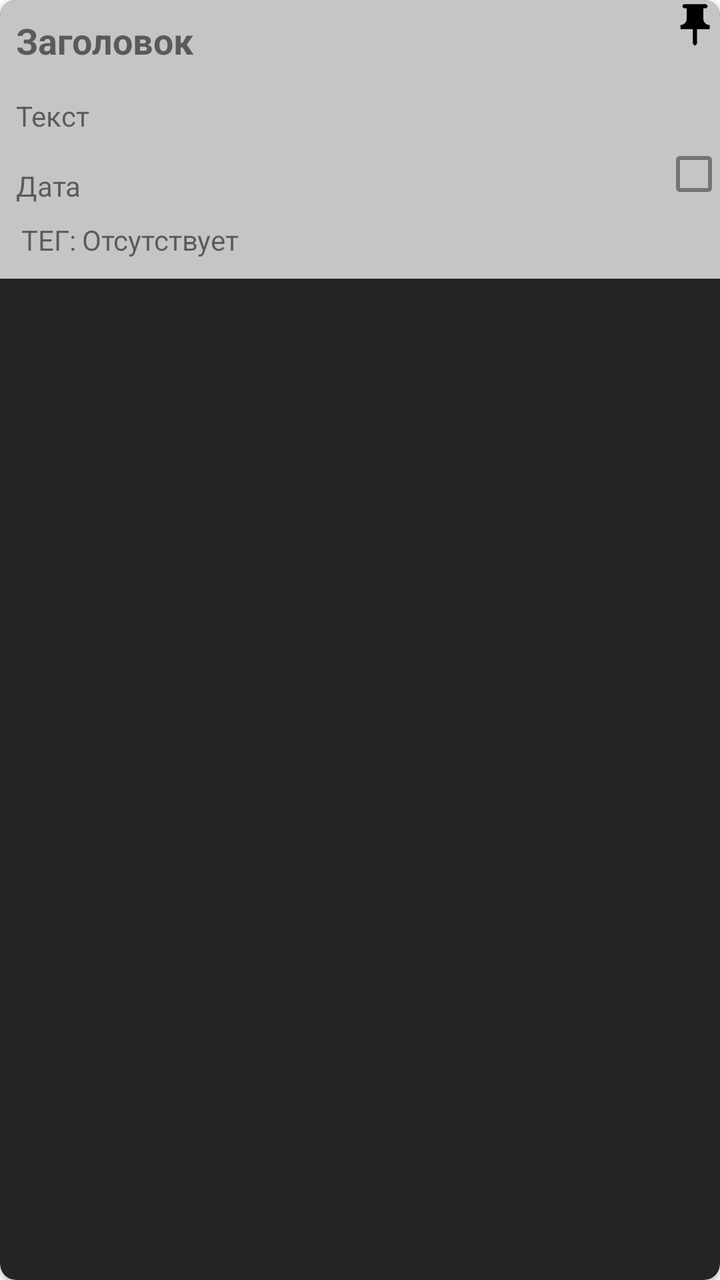
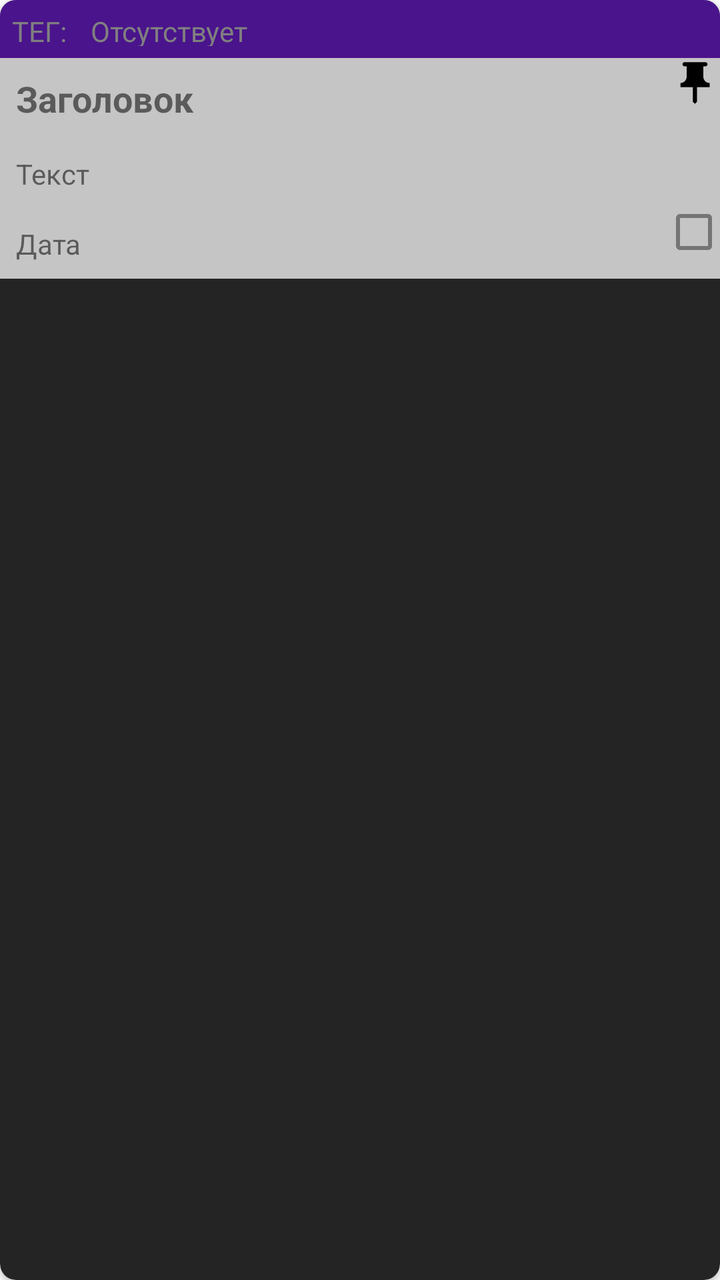

Compare the two renders of this Android layout. The source of the first and the diff that turns it into the second are given below.
<!-- AndroidManifest.xml: application theme Theme.NOTE_PROJECT -->
<!-- res/layout/notes_list.xml -->
<?xml version="1.0" encoding="utf-8"?>
<androidx.cardview.widget.CardView xmlns:android="http://schemas.android.com/apk/res/android"
    xmlns:app="http://schemas.android.com/apk/res-auto"
    xmlns:tools="http://schemas.android.com/tools"
    android:id="@+id/notes_container"
    android:layout_width="match_parent"
    android:layout_height="wrap_content"
    android:layout_margin="8dp"
    android:elevation="8dp"
    android:outlineAmbientShadowColor="@color/black"
    app:cardBackgroundColor="#252424"
    app:cardCornerRadius="8dp">


    <LinearLayout
        android:layout_width="match_parent"
        android:layout_height="wrap_content"

        android:background="#C5C5C5"
        android:orientation="vertical">

        <RelativeLayout
            android:layout_width="match_parent"
            android:layout_height="wrap_content">

            <TextView
                android:id="@+id/textView_title"
                android:layout_width="match_parent"
                android:layout_height="wrap_content"
                android:layout_alignParentStart="true"
                android:ellipsize="marquee"
                android:marqueeRepeatLimit="marquee_forever"
                android:padding="8dp"
                android:scrollHorizontally="true"
                android:singleLine="true"
                android:text="Заголовок"
                android:textSize="18sp"
                android:textStyle="bold" />

            <ImageView
                android:id="@+id/imageView_pin"
                android:layout_width="25dp"
                android:layout_height="25dp"
                android:layout_alignParentEnd="true"
                android:src="@drawable/baseline_push_pin_24"
                android:visibility="visible" />

        </RelativeLayout>

        <TextView
            android:id="@+id/textView_notes"
            android:layout_width="match_parent"
            android:layout_height="wrap_content"
            android:maxLines="10"
            android:padding="8dp"
            android:text="Текст"
            android:textSize="14sp"
            android:textStyle="normal">

        </TextView>

        <RelativeLayout
            android:layout_width="match_parent"
            android:layout_height="match_parent">

            <TextView
                android:id="@+id/textView_date"
                android:layout_width="match_parent"
                android:layout_height="wrap_content"
                android:ellipsize="marquee"
                android:marqueeRepeatLimit="marquee_forever"
                android:maxLines="10"
                android:padding="8dp"
                android:scrollHorizontally="true"
                android:singleLine="true"
                android:text="Дата"
                android:textSize="14sp"
                android:textStyle="normal"/>

            <CheckBox
                android:id="@+id/check_Box"
                android:layout_width="24dp"
                android:layout_height="23dp"
                android:layout_alignParentEnd="true"
                android:layout_marginEnd="1dp"
                android:visibility="visible" />

        </RelativeLayout>

        <RelativeLayout
            android:layout_width="match_parent"
            android:layout_height="29dp">

            <TextView
                android:id="@+id/textView3"
                android:layout_width="38dp"
                android:layout_height="match_parent"
                android:gravity="end"
                android:text="ТЕГ:" />

            <TextView
                android:id="@+id/TAG_TEXT"
                android:layout_width="321dp"
                android:layout_height="match_parent"
                android:layout_marginStart="3dp"
                android:layout_toEndOf="@+id/textView3"
                android:text="Отсутствует" />
        </RelativeLayout>


    </LinearLayout>


</androidx.cardview.widget.CardView>
<!-- resources referenced by this layout -->
<resources>
  <color name="black">#FF000000</color>
  <!-- drawable baseline_push_pin_24 (drawable) -->
  <vector android:height="24dp" android:tint="#000000"
      android:viewportHeight="24" android:viewportWidth="24"
      android:width="24dp" xmlns:android="http://schemas.android.com/apk/res/android">
      <path android:fillColor="@android:color/white"
          android:fillType="evenOdd" android:pathData="M16,9V4l1,0c0.55,0 1,-0.45 1,-1v0c0,-0.55 -0.45,-1 -1,-1H7C6.45,2 6,2.45 6,3v0c0,0.55 0.45,1 1,1l1,0v5c0,1.66 -1.34,3 -3,3h0v2h5.97v7l1,1l1,-1v-7H19v-2h0C17.34,12 16,10.66 16,9z"/>
  </vector>
  <style name="Theme.NOTE_PROJECT" parent="Base.Theme.NOTE_PROJECT" />
  <style name="Base.Theme.NOTE_PROJECT" parent="Theme.MaterialComponents.DayNight.NoActionBar">
          <item name="colorPrimary">@color/color1</item>
          <item name="colorPrimaryVariant">@color/color1</item>
          <item name="colorOnPrimary">@color/white</item>ы
          <item name="colorSecondary">@color/color5</item>
          <item name="colorSecondaryVariant">@color/color5</item>
          <item name="colorOnSecondary">@color/black</item>
          <item name="android:statusBarColor" tools:targetapi="l">@color/design_default_color_primary_variant</item>
      </style>
  <color name="color1">#4A148C</color>
  <color name="white">#FFFFFF</color>
  <color name="color5">#808080</color>
</resources>

<!-- the commit's change to res/layout/notes_list.xml (unified diff, before → after) -->
@@ -18,6 +18,32 @@
 
         android:background="#C5C5C5"
         android:orientation="vertical">
+
+        <RelativeLayout
+            android:layout_width="match_parent"
+            android:layout_height="29dp"
+            android:background="@color/color1">
+
+            <TextView
+                android:id="@+id/textView3"
+                android:layout_width="wrap_content"
+                android:layout_height="match_parent"
+                android:gravity="end"
+                android:padding="6dp"
+                android:text="ТЕГ:"
+                android:textColor="@color/color5" />
+
+            <TextView
+                android:id="@+id/TAG_TEXT"
+                android:layout_width="353dp"
+                android:layout_height="match_parent"
+                android:layout_marginStart="0dp"
+                android:layout_toEndOf="@+id/textView3"
+                android:gravity="start"
+                android:padding="6dp"
+                android:text="Отсутствует"
+                android:textColor="@color/color5" />
+        </RelativeLayout>
 
         <RelativeLayout
             android:layout_width="match_parent"
@@ -87,25 +113,7 @@
 
         </RelativeLayout>
 
-        <RelativeLayout
-            android:layout_width="match_parent"
-            android:layout_height="29dp">
 
-            <TextView
-                android:id="@+id/textView3"
-                android:layout_width="38dp"
-                android:layout_height="match_parent"
-                android:gravity="end"
-                android:text="ТЕГ:" />
-
-            <TextView
-                android:id="@+id/TAG_TEXT"
-                android:layout_width="321dp"
-                android:layout_height="match_parent"
-                android:layout_marginStart="3dp"
-                android:layout_toEndOf="@+id/textView3"
-                android:text="Отсутствует" />
-        </RelativeLayout>
 
 
     </LinearLayout>
